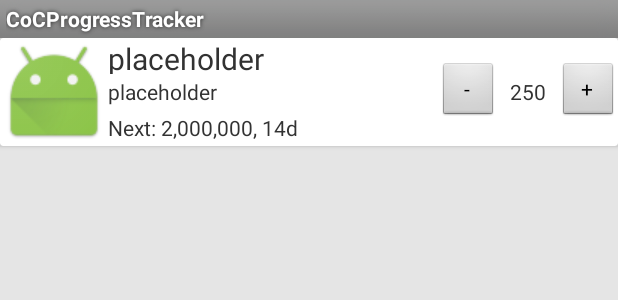
After one commit to danho123/CoCProgressTracker, an Android app: the layout wall_card.xml on its own in the app's theme, with its tools: preview values and no code run, on a phone screen of 412 x 824 dp. The commit adds this screen. Shown: the top 300 px of the screen. Run offline under Robolectric (Android 15) with nearby library versions, the phone set to English and light mode, and no system bars.

Commit message:
add walls

```diff
--- a/app/src/main/AndroidManifest.xml
+++ b/app/src/main/AndroidManifest.xml
@@ -12,8 +12,13 @@
             android:label="@string/app_name" >
             <intent-filter>
                 <action android:name="android.intent.action.MAIN" />
+
                 <category android:name="android.intent.category.LAUNCHER" />
             </intent-filter>
+        </activity>
+        <activity
+            android:name=".activities.MainActivity"
+            android:label="@string/title_activity_main" >
         </activity>
     </application>
 
--- /dev/null
+++ b/app/src/main/res/layout/wall_card.xml
@@ -0,0 +1,97 @@
+<?xml version="1.0" encoding="utf-8"?>
+<android.support.v7.widget.CardView xmlns:android="http://schemas.android.com/apk/res/android"
+    android:layout_width="match_parent"
+    android:layout_height="wrap_content"
+    android:padding="8dp">
+
+    <LinearLayout
+        android:layout_width="match_parent"
+        android:layout_height="match_parent"
+        android:orientation="vertical">
+
+    <LinearLayout
+        android:layout_width="match_parent"
+        android:layout_height="match_parent"
+        android:orientation="horizontal">
+    <ImageView
+        android:layout_width="wrap_content"
+        android:layout_height="wrap_content"
+        android:id="@+id/upgrade_card_imageview"
+        android:src="@drawable/ic_launcher"/>
+
+    <LinearLayout
+        android:layout_height="match_parent"
+        android:layout_width="0dp"
+        android:layout_weight="1"
+        android:orientation="vertical">
+        <TextView
+            android:id="@+id/wall_card_name"
+            android:layout_width="match_parent"
+            android:layout_height="0dp"
+            android:layout_weight="1"
+            android:gravity="center_vertical"
+            android:textSize="20sp"
+            android:text="@string/placeholder"/>
+
+        <TextView
+            android:id="@+id/wall_card_level"
+            android:layout_width="wrap_content"
+            android:layout_height="0dp"
+            android:layout_weight="1"
+            android:gravity="center"
+            android:text="@string/placeholder">
+        </TextView>
+        <LinearLayout
+            android:layout_width="wrap_content"
+            android:layout_height="0dp"
+            android:layout_weight="1"
+            android:orientation="horizontal">
+            <TextView
+                android:layout_height="match_parent"
+                android:layout_width="match_parent"
+                android:gravity="center"
+                android:text="Next: "/>
+            <ImageView
+                android:layout_width="wrap_content"
+                android:layout_height="match_parent"
+                android:scaleType="fitCenter"/>
+            <TextView
+                android:id="@+id/wall_cost"
+                android:layout_height="match_parent"
+                android:layout_width="match_parent"
+                android:gravity="center"
+                android:text="@string/placeholder_next_upgrade"/>
+
+        </LinearLayout>
+    </LinearLayout>
+    <RelativeLayout
+        android:layout_width="wrap_content"
+        android:layout_height="match_parent">
+            <Button
+                android:id="@+id/wall_increment"
+                android:layout_width="40dp"
+                android:layout_height="40dp"
+                android:layout_centerVertical="true"
+                android:text="-"/>
+            <TextView
+                android:id="@+id/wall_count"
+                android:layout_height="40dp"
+                android:layout_width="40dp"
+                android:layout_toRightOf="@id/wall_increment"
+                android:layout_centerVertical="true"
+                android:gravity="center"
+                android:text="250"/>
+            <Button
+                android:id="@+id/wall_decrement"
+                android:layout_width="40dp"
+                android:layout_height="40dp"
+                android:layout_gravity="center"
+                android:layout_toRightOf="@id/wall_count"
+                android:layout_centerVertical="true"
+                android:text="+"/>
+        </RelativeLayout>
+    </LinearLayout>
+
+    </LinearLayout>
+
+</android.support.v7.widget.CardView>
--- a/app/src/main/res/menu/menu_main.xml
+++ b/app/src/main/res/menu/menu_main.xml
@@ -1,6 +1,7 @@
 <menu xmlns:android="http://schemas.android.com/apk/res/android"
     xmlns:app="http://schemas.android.com/apk/res-auto"
-    xmlns:tools="http://schemas.android.com/tools" tools:context=".MainActivity">
+    xmlns:tools="http://schemas.android.com/tools"
+    tools:context="com.hodanny.cocprogresstracker.activities.MainActivity">
     <item android:id="@+id/action_settings" android:title="@string/action_settings"
         android:orderInCategory="100" app:showAsAction="never" />
 </menu>
--- a/app/src/main/res/values/strings.xml
+++ b/app/src/main/res/values/strings.xml
@@ -11,4 +11,5 @@
 <!-- TODO: Remove or change this placeholder text -->
     <string name="hello_blank_fragment">Hello blank fragment</string>
     <string name="title_activity_home">HomeActivity</string>
+    <string name="title_activity_main">MainActivity</string>
 </resources>
```
Also changed, not shown: app/src/main/java/com/hodanny/cocprogresstracker/activities/HomeActivity.java (+5 -19 lines), app/src/main/java/com/hodanny/cocprogresstracker/activities/MainActivity.java (added, +39 -0 lines), app/src/main/java/com/hodanny/cocprogresstracker/databases/BuildingDataSource.java (+25 -0 lines), app/src/main/java/com/hodanny/cocprogresstracker/fragments/SummaryFragment.java (deleted, +0 -110 lines), app/src/main/java/com/hodanny/cocprogresstracker/fragments/TownhallFragment.java (deleted, +0 -110 lines), app/src/main/java/com/hodanny/cocprogresstracker/models/Walls.java (added, +17 -0 lines), app/src/main/res/layout/activity_main.xml (added, +12 -0 lines), app/src/main/res/layout/fragment_building_edit.xml (deleted, +0 -32 lines), app/src/main/res/layout/fragment_summary.xml (deleted, +0 -10 lines), app/src/main/res/layout/fragment_townhall.xml (deleted, +0 -8 lines), 2 other files.
